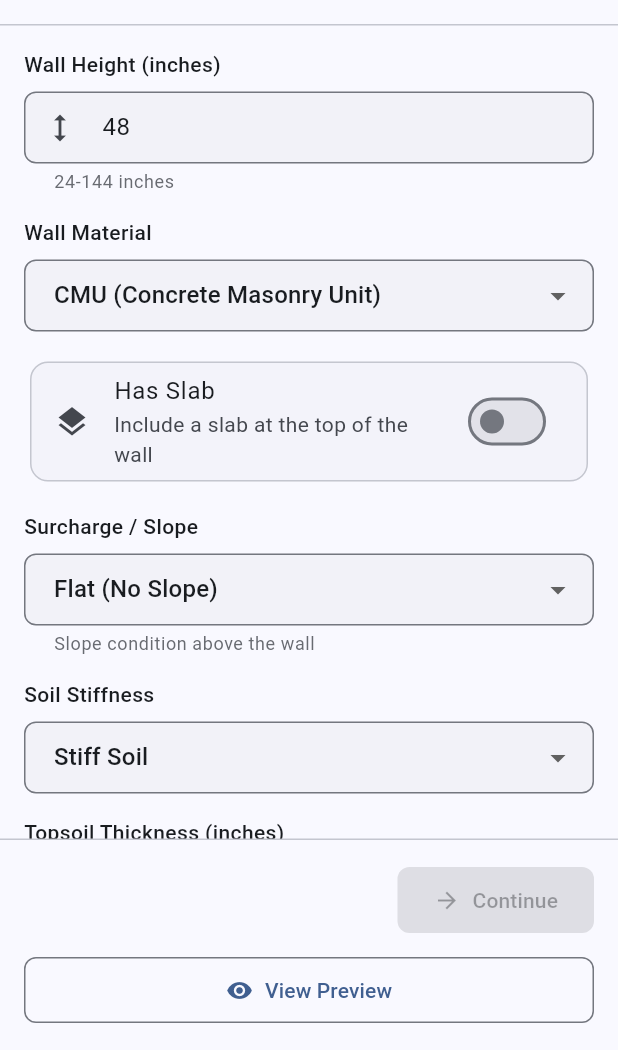
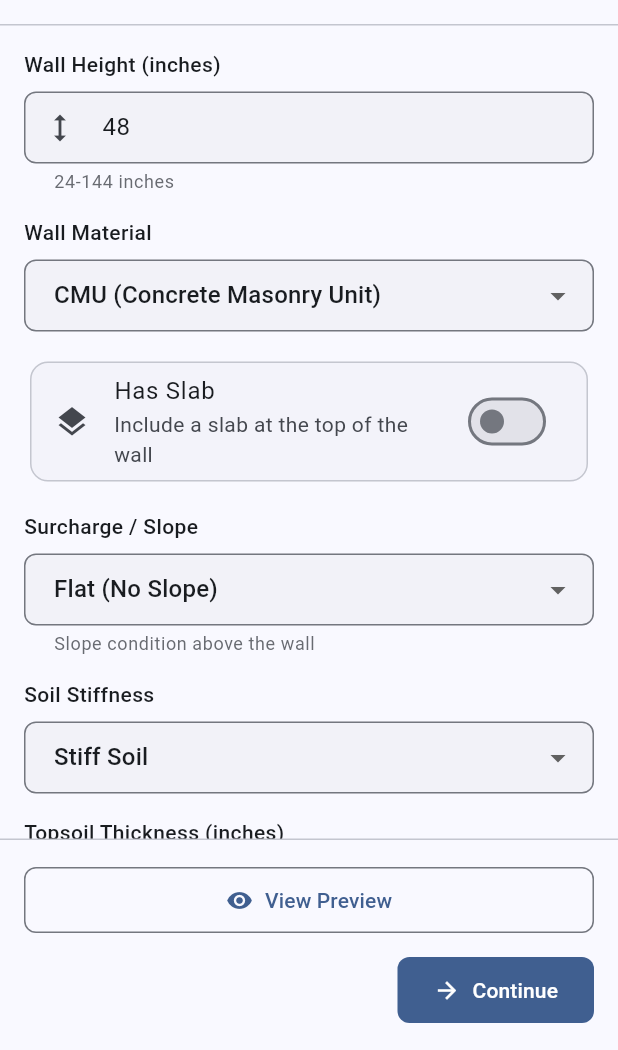
Before and after one commit to coredawg38/RetainingWallUI, a Flutter app: the WallInputPage screen opened by its route, on a phone screen of 412 x 824 dp, the part 186-1236 px from its top. Run offline on Flutter 3.47's test engine with Material 3 defaults, Android fonts, the phone set to English and light mode, and no system bars; our stand-ins replace flutter_riverpod, freezed_annotation, go_router, web; missing offline and left inert: dart:js_interop, flutter_stripe, json_schema; network calls fail.

Commit message:
Cleaning up ui

```diff
--- a/lib/features/wall_input/presentation/pages/wall_input_page.dart
+++ b/lib/features/wall_input/presentation/pages/wall_input_page.dart
@@ -131,18 +131,27 @@ class _StepContent extends ConsumerWidget {
 
     switch (state.currentStep) {
       case WizardStep.parameters:
+        return WallForm(
+          input: state.input,
+          onHeightChanged: notifier.updateHeight,
+          onMaterialChanged: notifier.updateMaterial,
+          onSurchargeChanged: notifier.updateSurcharge,
+          onOptimizationChanged: notifier.updateOptimizationParameter,
+          onSoilStiffnessChanged: notifier.updateSoilStiffness,
+          onToppingChanged: notifier.updateTopping,
+          onHasSlabChanged: notifier.updateHasSlab,
+        );
+
+      case WizardStep.customerInfo:
         return Column(
           crossAxisAlignment: CrossAxisAlignment.stretch,
           children: [
-            WallForm(
-              input: state.input,
-              onHeightChanged: notifier.updateHeight,
-              onMaterialChanged: notifier.updateMaterial,
-              onSurchargeChanged: notifier.updateSurcharge,
-              onOptimizationChanged: notifier.updateOptimizationParameter,
-              onSoilStiffnessChanged: notifier.updateSoilStiffness,
-              onToppingChanged: notifier.updateTopping,
-              onHasSlabChanged: notifier.updateHasSlab,
+            CustomerForm(
+              customerInfo: state.input.customerInfo,
+              siteAddress: state.input.siteAddress,
+              onNameChanged: notifier.updateCustomerName,
+              onEmailChanged: notifier.updateCustomerEmail,
+              onPhoneChanged: notifier.updateCustomerPhone,
             ),
             const SizedBox(height: 24),
             AddressForm(
@@ -155,15 +164,6 @@ class _StepContent extends ConsumerWidget {
               onZipCodeChanged: notifier.updateSiteZipCode,
             ),
           ],
-        );
-
-      case WizardStep.customerInfo:
-        return CustomerForm(
-          customerInfo: state.input.customerInfo,
-          siteAddress: state.input.siteAddress,
-          onNameChanged: notifier.updateCustomerName,
-          onEmailChanged: notifier.updateCustomerEmail,
-          onPhoneChanged: notifier.updateCustomerPhone,
         );
 
       case WizardStep.payment:
@@ -537,7 +537,9 @@ class _NavigationButtons extends ConsumerWidget {
   @override
   Widget build(BuildContext context, WidgetRef ref) {
     final notifier = ref.read(wallInputProvider.notifier);
-    final canPreview = state.input.hasValidWallParameters &&
+    final showPreview = state.currentStep == WizardStep.parameters;
+    final canPreview = showPreview &&
+        state.input.hasValidWallParameters &&
         !state.isSubmitting &&
         !state.isGeneratingPreview;
 
@@ -546,6 +548,22 @@ class _NavigationButtons extends ConsumerWidget {
       child: Column(
         crossAxisAlignment: CrossAxisAlignment.stretch,
         children: [
+          if (showPreview) ...[
+            OutlinedButton.icon(
+              onPressed: canPreview
+                  ? () => _onViewPreview(context, ref)
+                  : null,
+              icon: state.isGeneratingPreview
+                  ? const SizedBox(
+                      width: 18,
+                      height: 18,
+                      child: CircularProgressIndicator(strokeWidth: 2),
+                    )
+                  : const Icon(Icons.visibility),
+              label: const Text('View Preview'),
+            ),
+            const SizedBox(height: 12),
+          ],
           Row(
             children: [
               if (state.canGoBack)
@@ -573,20 +591,6 @@ class _NavigationButtons extends ConsumerWidget {
                   label: const Text('Done'),
                 ),
             ],
-          ),
-          const SizedBox(height: 12),
-          OutlinedButton.icon(
-            onPressed: canPreview
-                ? () => _onViewPreview(context, ref)
-                : null,
-            icon: state.isGeneratingPreview
-                ? const SizedBox(
-                    width: 18,
-                    height: 18,
-                    child: CircularProgressIndicator(strokeWidth: 2),
-                  )
-                : const Icon(Icons.visibility),
-            label: const Text('View Preview'),
           ),
         ],
       ),
--- a/lib/features/wall_input/providers/wall_input_provider.dart
+++ b/lib/features/wall_input/providers/wall_input_provider.dart
@@ -98,9 +98,9 @@ class WallInputState {
   bool get canProceed {
     switch (currentStep) {
       case WizardStep.parameters:
-        return input.hasValidWallParameters && input.hasValidSiteAddress;
+        return input.hasValidWallParameters;
       case WizardStep.customerInfo:
-        return input.hasValidCustomerInfo;
+        return input.hasValidCustomerInfo && input.hasValidSiteAddress;
       case WizardStep.payment:
         return lastResponse?.success == true;
       case WizardStep.delivery:
```
